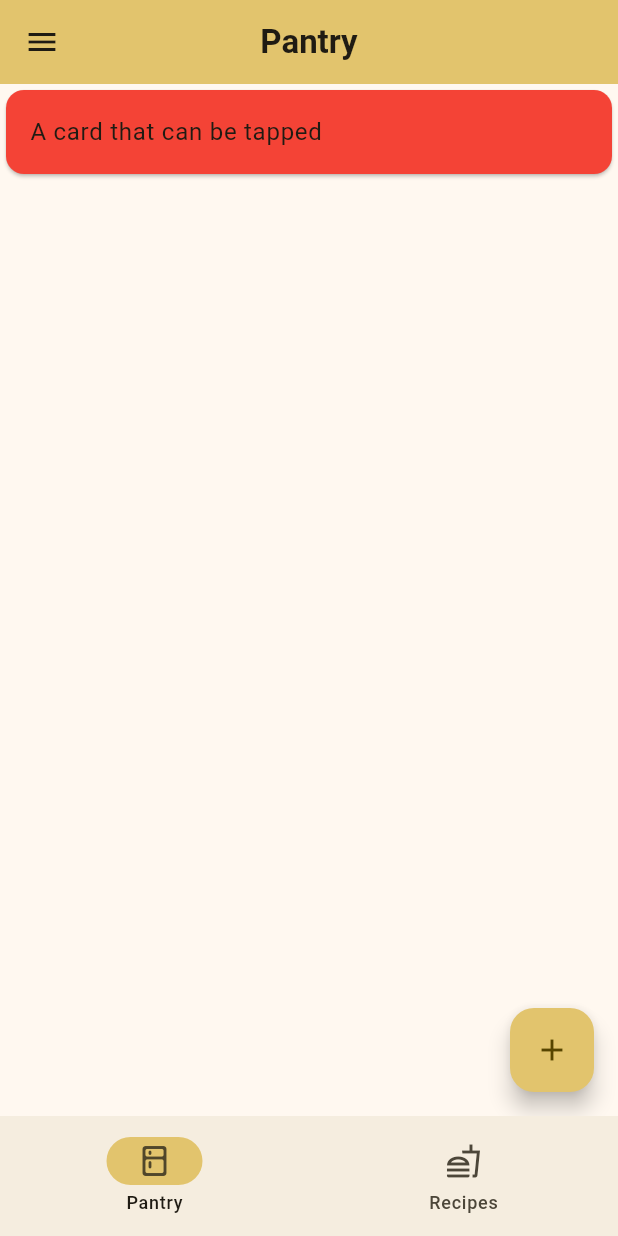
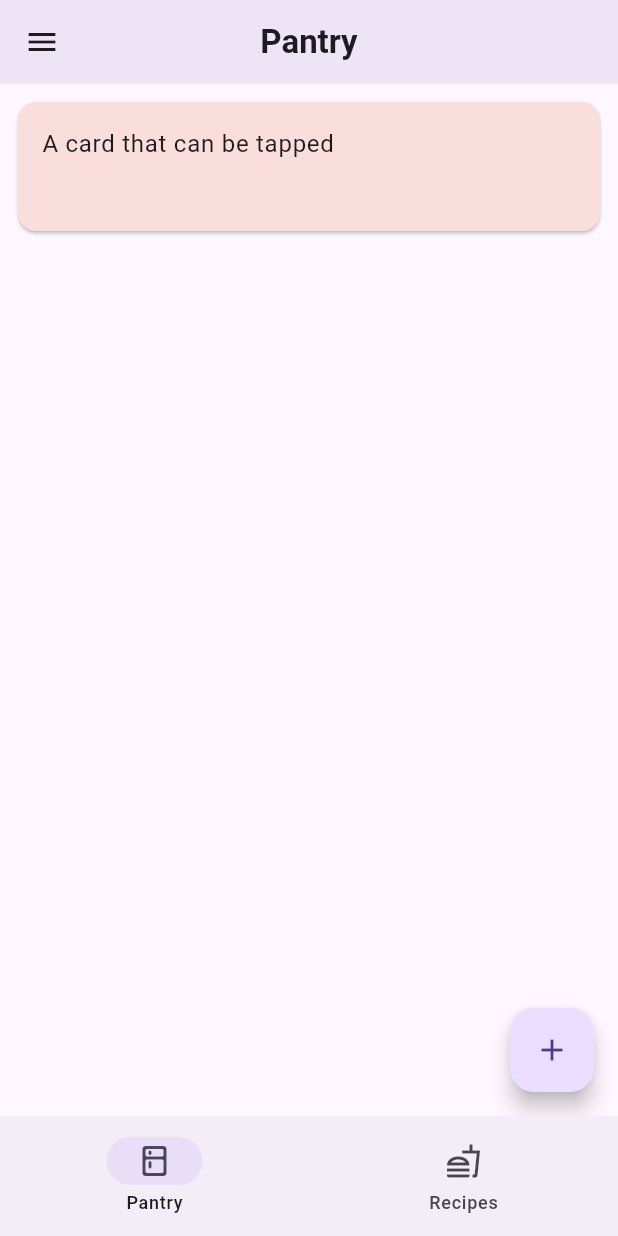
Before and after one commit to Aayushstha03/fridge-manager, a Flutter app: the screen it shows after launch, on a phone screen of 412 x 824 dp. Run offline on Flutter 3.47's test engine with Material 3 defaults, Android fonts, the light colour scheme and no system bars.

```diff
--- a/lib/main.dart
+++ b/lib/main.dart
@@ -23,9 +23,10 @@ class MyApp extends StatelessWidget {
       debugShowCheckedModeBanner: false,
       title: 'Fridge App',
       theme: ThemeData(
-        colorScheme: ColorScheme.fromSeed(seedColor: Colors.amber.shade300),
+        // colorScheme: ColorScheme.fromSwatch(primarySwatch: Colors.amber),
         useMaterial3: true,
       ),
+      darkTheme: ThemeData.dark(),
       home: const MyHomePage(title: 'Flutter Demo Home Page'),
     );
   }
@@ -51,12 +52,13 @@ class _MyHomePageState extends State<MyHomePage> {
       body: pages[currentPageIndex],
       // This trailing comma makes auto-formatting nicer for build methods.
       bottomNavigationBar: NavigationBar(
+        // backgroundColor: Theme.of(context).colorScheme.background,
         onDestinationSelected: (int index) {
           setState(() {
             currentPageIndex = index;
           });
         },
-        indicatorColor: Theme.of(context).colorScheme.inversePrimary,
+        // indicatorColor: Theme.of(context).focusColor,
         selectedIndex: currentPageIndex,
         destinations: const <Widget>[
           NavigationDestination(
--- a/lib/pages/pantry_page.dart
+++ b/lib/pages/pantry_page.dart
@@ -18,7 +18,7 @@ class _PantryPageState extends State<PantryPage> {
     return Consumer<Ingredients>(
       builder: (context, value, child) => Scaffold(
         appBar: AppBar(
-          backgroundColor: Theme.of(context).colorScheme.inversePrimary,
+          elevation: 6,
           title: const Text(
             'Pantry',
             style: TextStyle(fontWeight: FontWeight.bold),
@@ -59,11 +59,13 @@ class _PantryPageState extends State<PantryPage> {
         // ),
         // ** upto here
         // ** here im building the new demo homepage:)
-        body: Column(
+        body: Padding(
+          padding: const EdgeInsets.all(8.0),
+          child: Column(
             children: [
               //red alert block
               Card(
-              color: Colors.red.shade500,
+                color: Theme.of(context).colorScheme.errorContainer,
                 clipBehavior: Clip.hardEdge,
                 child: InkWell(
                   splashColor: Colors.white.withAlpha(30),
@@ -76,14 +78,16 @@ class _PantryPageState extends State<PantryPage> {
                       ListTile(
                         title: Text('A card that can be tapped'),
                       ),
+                      SizedBox(height: 30),
                     ],
                   ),
                 ),
               ),
             ],
           ),
+        ),
         floatingActionButton: FloatingActionButton(
-          backgroundColor: Theme.of(context).colorScheme.inversePrimary,
+          backgroundColor: Theme.of(context).colorScheme.primaryContainer,
           onPressed: () {
             Navigator.push(
                 context,
```
Lines whose indentation alone changed are shown as unchanged.
